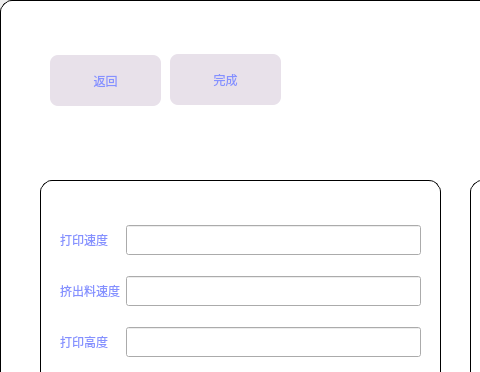
Qt form parentsetting.ui (PuddingPengChen/PainterPad2Gcode) before a commit; both pictures show x 0 to 480 and y 0 to 372 of the 1024 by 768 pixel window.
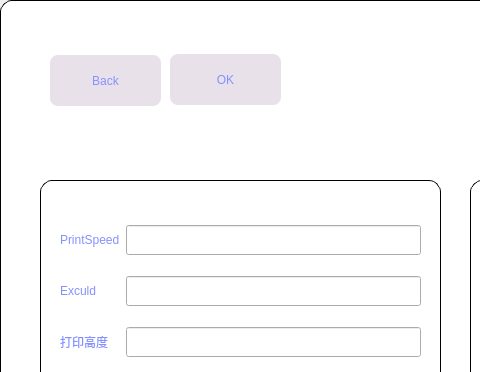
The same form after that commit.

```diff
--- a/parentsetting.ui
+++ b/parentsetting.ui
@@ -117,7 +117,7 @@
 }</string>
       </property>
       <property name="text">
-       <string>返回</string>
+       <string>Back</string>
       </property>
      </widget>
      <widget class="QPushButton" name="pushButton">
@@ -130,7 +130,7 @@
        </rect>
       </property>
       <property name="text">
-       <string>完成</string>
+       <string>OK</string>
       </property>
      </widget>
      <widget class="QFrame" name="frame_5">
@@ -629,7 +629,7 @@
         <item row="1" column="0">
          <widget class="QLabel" name="label_3">
           <property name="text">
-           <string>挤出料速度</string>
+           <string>Exculd</string>
           </property>
          </widget>
         </item>
@@ -653,7 +653,7 @@
         <item row="0" column="0">
          <widget class="QLabel" name="label_2">
           <property name="text">
-           <string>打印速度</string>
+           <string>PrintSpeed</string>
           </property>
          </widget>
         </item>
```
